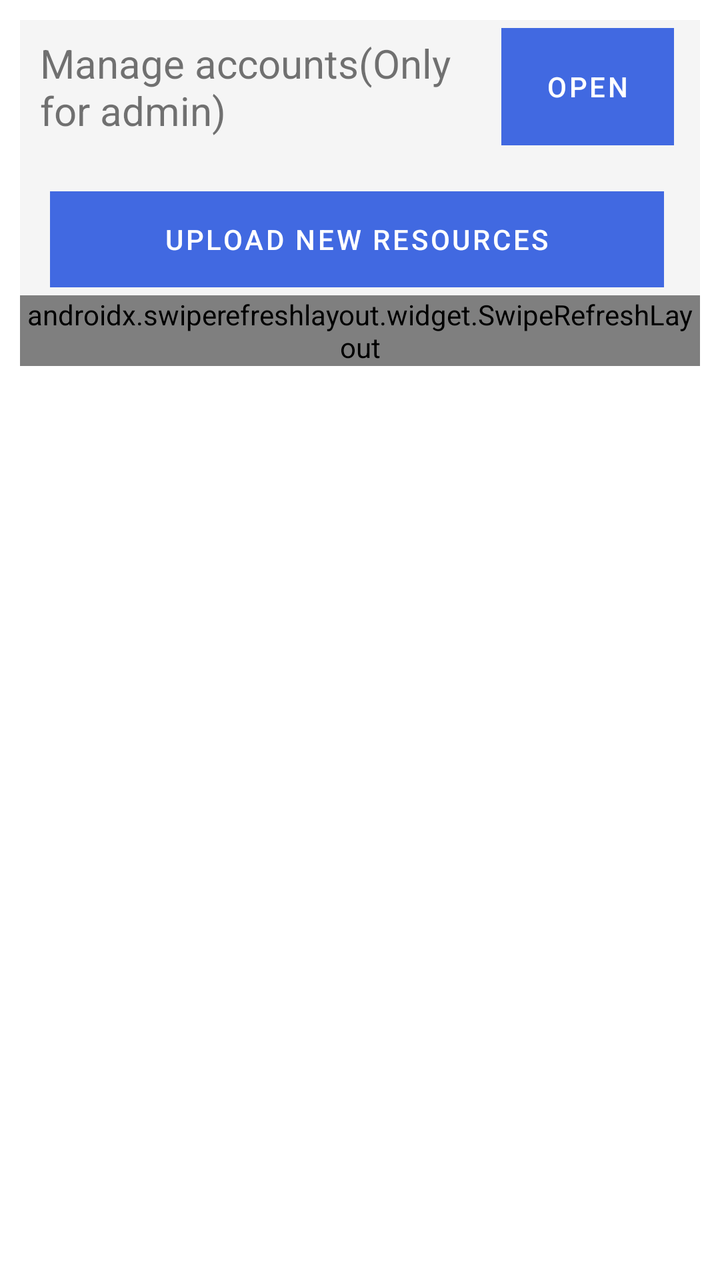
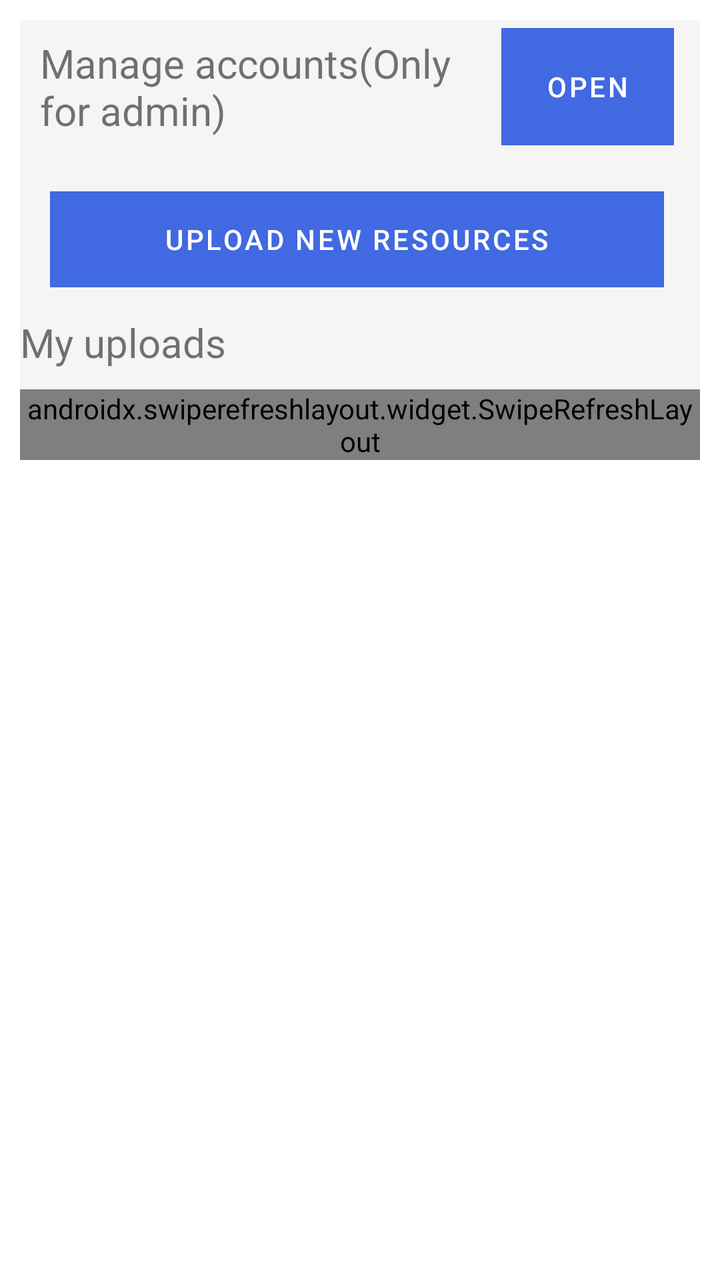

Two renders of the same Android screen: before a commit and after it. Below are the layout's source before the change and the commit's diff.
<!-- AndroidManifest.xml: application theme Theme.Front2 -->
<!-- res/layout/fragment_teacher.xml -->
<?xml version="1.0" encoding="utf-8"?>
<FrameLayout xmlns:android="http://schemas.android.com/apk/res/android"
    xmlns:tools="http://schemas.android.com/tools"
    android:layout_width="match_parent"
    android:layout_height="match_parent"
    xmlns:app="http://schemas.android.com/apk/res-auto"
    tools:context=".home.user.teacher.TeacherFragment">

    <TextView
        android:id="@+id/account_error_label"
        android:layout_width="wrap_content"
        android:layout_height="wrap_content"
        android:gravity="center"
        android:layout_gravity="center"
        android:textSize="30dp"
        android:text="@string/no_authority"
        android:visibility="gone"/>

    <LinearLayout
        android:layout_width="match_parent"
        android:layout_height="wrap_content"
        android:layout_marginTop="10dp"
        android:layout_marginHorizontal="10dp"
        android:background="@color/WhiteSmoke"
        android:orientation="vertical">

        <LinearLayout
            android:layout_width="match_parent"
            android:layout_height="wrap_content"
            android:background="@color/WhiteSmoke"
            android:layout_marginHorizontal="10dp"
            android:gravity="right"
            android:orientation="horizontal"
            android:paddingVertical="4dp"
            android:paddingRight="3dp">

            <TextView
                android:layout_width="match_parent"
                android:layout_height="match_parent"
                android:layout_weight="60"
                android:gravity="center|left"
                android:text="@string/manage_admin_label"
                android:textSize="20dp" />

            <Button
                android:id="@+id/manage_account_button"
                style="@style/filter_button_style"
                android:layout_weight="1"
                android:background="@drawable/filter_button_shape"
                android:text="@string/manage_button_label"
                android:textColor="@color/white" />
        </LinearLayout>

        <View
            android:layout_width="match_parent"
            android:layout_height="15dp" />

        <LinearLayout
            android:layout_width="match_parent"
            android:layout_height="wrap_content"
            android:background="@color/WhiteSmoke"
            android:gravity="right"
            android:orientation="horizontal"
            android:paddingVertical="4dp"
            android:paddingRight="3dp">


            <Button
                android:id="@+id/upload_resources_button"
                style="@style/filter_button_style"
                android:layout_marginLeft="15dp"
                android:layout_marginRight="15dp"
                android:layout_weight="1"
                android:background="@drawable/filter_button_shape"
                android:text="@string/upload_label"
                android:textColor="@color/white" />
        </LinearLayout>

        <androidx.swiperefreshlayout.widget.SwipeRefreshLayout
            android:id="@+id/uploads_refresh"
            android:layout_width="match_parent"
            android:layout_height="wrap_content">

            <androidx.recyclerview.widget.RecyclerView
                android:id="@+id/uploads_recycle"
                android:layout_width="match_parent"
                android:layout_height="wrap_content"
                app:layoutManager="androidx.recyclerview.widget.GridLayoutManager"
                app:spanCount="1" />

        </androidx.swiperefreshlayout.widget.SwipeRefreshLayout>

    </LinearLayout>



</FrameLayout>
<!-- resources referenced by this layout -->
<resources>
  <color name="WhiteSmoke">#F5F5F5</color>
  <color name="white">#FFFFFFFF</color>
  <!-- drawable filter_button_shape (drawable) -->
  <?xml version="1.0" encoding="utf-8"?>
  <shape xmlns:android="http://schemas.android.com/apk/res/android" android:shape="rectangle">
      <padding
          android:left="3dp"
          android:right="3dp"
          android:top="2dp"
          android:bottom="2dp"  />
  
  </shape>
  <string name="manage_admin_label">Manage accounts(Only for admin)</string>
  <string name="manage_button_label">Open</string>
  <string name="no_authority">Only teachers can access this page :-(</string>
  <string name="upload_label">Upload new resources</string>
  <style name="filter_button_style">
          <item name="android:layout_width">wrap_content</item>
          <item name="android:layout_height">match_parent</item>
          <item name="android:gravity">center</item>
      </style>
  <style name="Theme.Front2" parent="Theme.MaterialComponents.DayNight.NoActionBar">
          
          <item name="colorPrimary">@color/royalBlue</item>
          <item name="colorPrimaryVariant">@color/lightSkyBlue</item>
          <item name="colorOnPrimary">@color/white</item>
          
          <item name="colorSecondary">@color/deepSkyBlue1</item>
          <item name="colorSecondaryVariant">@color/deepSkyBlue3</item>
          <item name="colorOnSecondary">@color/WhiteSmoke</item>
          
          <item name="android:statusBarColor" tools:targetApi="l">?attr/colorPrimary</item>
          
      </style>
  <color name="royalBlue">#4169E1</color>
  <color name="lightSkyBlue">#87CEFA</color>
  <color name="deepSkyBlue1">#00BFFF</color>
  <color name="deepSkyBlue3">#009ACD</color>
</resources>

<!-- the commit's change to res/layout/fragment_teacher.xml (unified diff, before → after) -->
@@ -76,6 +76,13 @@
                 android:textColor="@color/white" />
         </LinearLayout>
 
+        <TextView
+            android:layout_width="match_parent"
+            android:layout_height="wrap_content"
+            android:text="@string/uploads_list_title"
+            android:layout_marginVertical="10dp"
+            android:textSize="20sp" />
+
         <androidx.swiperefreshlayout.widget.SwipeRefreshLayout
             android:id="@+id/uploads_refresh"
             android:layout_width="match_parent"
<!-- resource entries referenced after the edit -->
@@ -16,6 +16,7 @@
   <string name="manage_button_label">Open</string>
   <string name="no_authority">Only teachers can access this page :-(</string>
   <string name="upload_label">Upload new resources</string>
+  <string name="uploads_list_title">My uploads</string>
   <style name="filter_button_style">
           <item name="android:layout_width">wrap_content</item>
           <item name="android:layout_height">match_parent</item>
